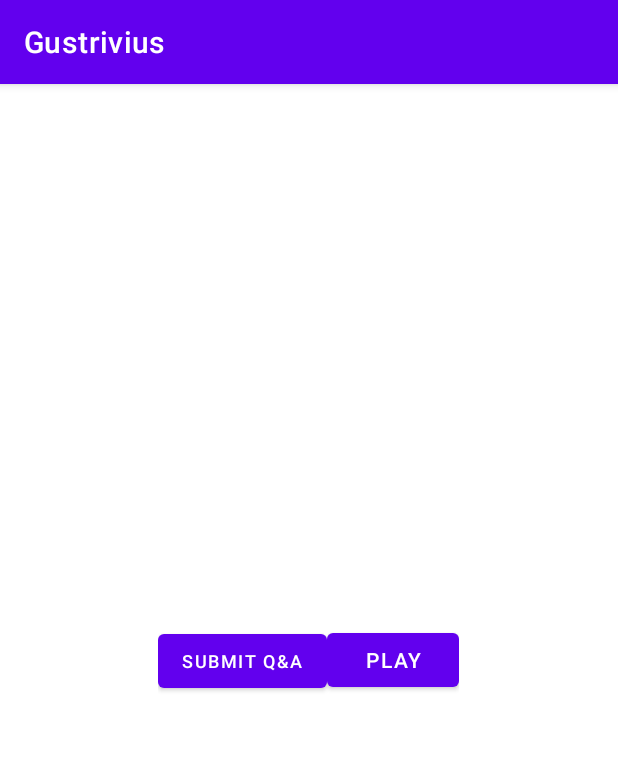
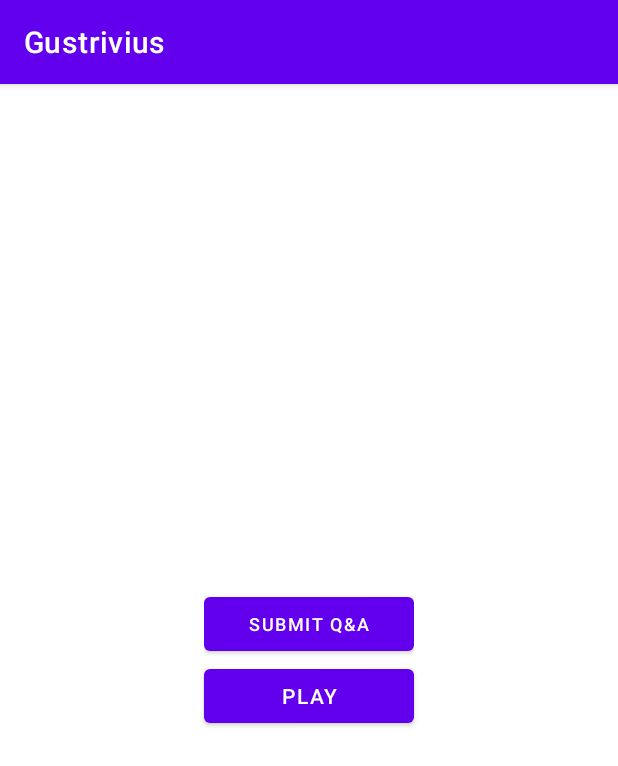
Before and after one commit to Gustrivius/Gustrivius, an Android app: the screen it shows after launch (MainActivity), on a phone screen of 412 x 824 dp. Shown: the top 766 px of the screen. Run offline under Robolectric (Android 15) with nearby library versions, the phone set to English and light mode, and no system bars.

Commit message:
Buttons layout change - same width commit

```diff
--- a/app/src/main/res/layout/activity_main.xml
+++ b/app/src/main/res/layout/activity_main.xml
@@ -15,18 +15,20 @@
 
         <Button
             android:id="@+id/QA_button"
-            android:layout_width="wrap_content"
+            android:layout_width="140dp"
             android:layout_height="wrap_content"
             android:text="@string/QA_button"
             android:textSize="12dp"
             />
 
+    </LinearLayout>
+
         <Button
             android:id="@+id/play_button"
-            android:layout_width="wrap_content"
+            android:layout_width="140dp"
             android:layout_height="wrap_content"
             android:text="@string/play_button"
             />
-    </LinearLayout>
+
 
 </LinearLayout>
```
